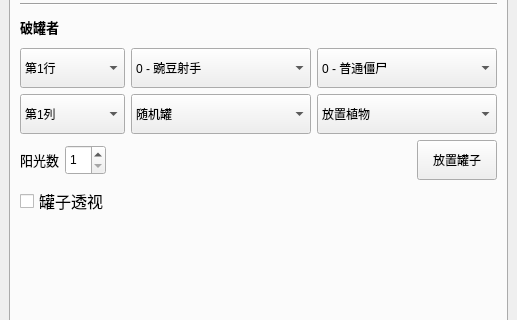
The window that src/pvztoolkit.ui (windshadow233/pvz-toolkit) describes before a commit, drawn with Qt 5; both pictures show x 0 to 517 and y 183 to 503 of the 517 by 619 pixel window.
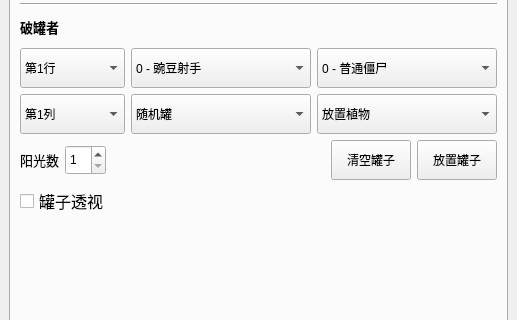
The same window after the commit. The open tabs and pages were chosen to show the change.

Patch:
```diff
--- a/src/pvztoolkit.ui
+++ b/src/pvztoolkit.ui
@@ -4238,6 +4238,31 @@
             </property>
            </spacer>
           </item>
+          <item>
+           <widget class="QPushButton" name="pushButton_31">
+            <property name="sizePolicy">
+             <sizepolicy hsizetype="Preferred" vsizetype="Preferred">
+              <horstretch>0</horstretch>
+              <verstretch>0</verstretch>
+             </sizepolicy>
+            </property>
+            <property name="minimumSize">
+             <size>
+              <width>0</width>
+              <height>40</height>
+             </size>
+            </property>
+            <property name="maximumSize">
+             <size>
+              <width>16777215</width>
+              <height>40</height>
+             </size>
+            </property>
+            <property name="text">
+             <string>清空罐子</string>
+            </property>
+           </widget>
+          </item>
           <item>
            <widget class="QPushButton" name="pushButton_30">
             <property name="sizePolicy">
```
Left out of the diff: 193 changed lines with no effect on the pictures.
